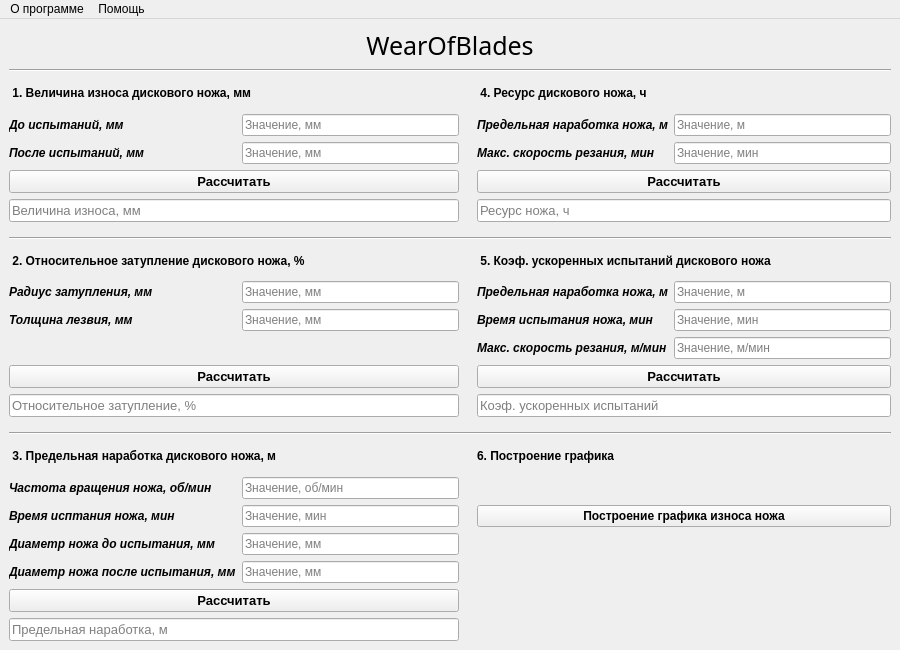
Qt form templates/wear_of_blades.ui (Darius1223/wear-off-blades) before a commit.
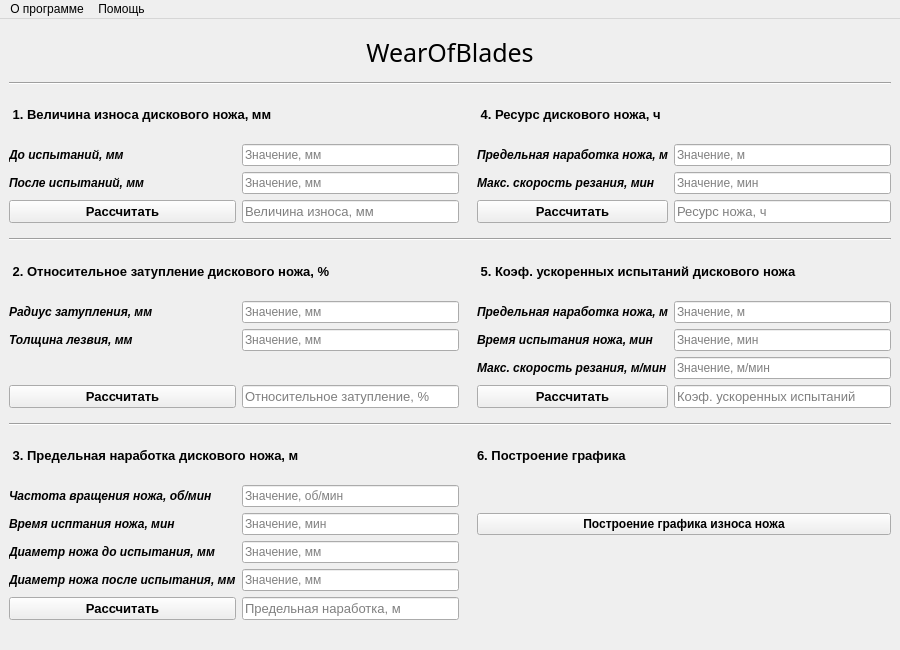
The same form after that commit. Icons and pictures are not drawn.

```diff
--- a/templates/wear_of_blades.ui
+++ b/templates/wear_of_blades.ui
@@ -37,30 +37,14 @@
     <string notr="true"/>
    </property>
    <layout class="QGridLayout" name="gridLayout">
-    <item row="5" column="4" colspan="2">
-     <widget class="QPushButton" name="fourth_pushButton">
-      <property name="font">
-       <font>
-        <pointsize>10</pointsize>
-        <weight>75</weight>
-        <bold>true</bold>
-       </font>
-      </property>
-      <property name="cursor">
-       <cursorShape>PointingHandCursor</cursorShape>
-      </property>
-      <property name="styleSheet">
-       <string notr="true"/>
-      </property>
-      <property name="text">
-       <string>Рассчитать</string>
-      </property>
-     </widget>
-    </item>
+    <property name="bottomMargin">
+     <number>30</number>
+    </property>
     <item row="4" column="4">
      <widget class="QLabel" name="fourth_name2">
       <property name="font">
        <font>
+        <family>Arial</family>
         <weight>75</weight>
         <italic>true</italic>
         <bold>true</bold>
@@ -93,26 +77,6 @@
       </property>
      </widget>
     </item>
-    <item row="14" column="4" colspan="2">
-     <widget class="QLineEdit" name="fifth_lineEdit4">
-      <property name="font">
-       <font>
-        <pointsize>10</pointsize>
-        <weight>50</weight>
-        <bold>false</bold>
-       </font>
-      </property>
-      <property name="focusPolicy">
-       <enum>Qt::StrongFocus</enum>
-      </property>
-      <property name="placeholderText">
-       <string>Коэф. ускоренных испытаний</string>
-      </property>
-      <property name="clearButtonEnabled">
-       <bool>true</bool>
-      </property>
-     </widget>
-    </item>
     <item row="0" column="0" colspan="6">
      <widget class="QLabel" name="label_2">
       <property name="font">
@@ -145,11 +109,14 @@
       </property>
      </widget>
     </item>
-    <item row="20" column="0">
+    <item row="21" column="0">
      <widget class="QLabel" name="third_name3">
       <property name="font">
        <font>
+        <family>Arial</family>
+        <weight>50</weight>
         <italic>true</italic>
+        <bold>false</bold>
        </font>
       </property>
       <property name="text">
@@ -157,11 +124,14 @@
       </property>
      </widget>
     </item>
-    <item row="19" column="0">
+    <item row="20" column="0">
      <widget class="QLabel" name="third_name2">
       <property name="font">
        <font>
+        <family>Arial</family>
+        <weight>50</weight>
         <italic>true</italic>
+        <bold>false</bold>
        </font>
       </property>
       <property name="text">
@@ -180,6 +150,7 @@
      <widget class="QLabel" name="fifth_name3">
       <property name="font">
        <font>
+        <family>Arial</family>
         <weight>75</weight>
         <italic>true</italic>
         <bold>true</bold>
@@ -203,6 +174,29 @@
       </property>
      </widget>
     </item>
+    <item row="5" column="5">
+     <widget class="QLineEdit" name="fourth_lineEdit3">
+      <property name="font">
+       <font>
+        <pointsize>10</pointsize>
+        <weight>50</weight>
+        <bold>false</bold>
+       </font>
+      </property>
+      <property name="focusPolicy">
+       <enum>Qt::StrongFocus</enum>
+      </property>
+      <property name="text">
+       <string/>
+      </property>
+      <property name="placeholderText">
+       <string>Ресурс ножа, ч</string>
+      </property>
+      <property name="clearButtonEnabled">
+       <bool>true</bool>
+      </property>
+     </widget>
+    </item>
     <item row="3" column="1">
      <widget class="QLineEdit" name="first_lineEdit1">
       <property name="inputMask">
@@ -219,27 +213,7 @@
       </property>
      </widget>
     </item>
-    <item row="13" column="4" colspan="2">
-     <widget class="QPushButton" name="fifth_pushButton">
-      <property name="font">
-       <font>
-        <pointsize>10</pointsize>
-        <weight>75</weight>
-        <bold>true</bold>
-       </font>
-      </property>
-      <property name="cursor">
-       <cursorShape>PointingHandCursor</cursorShape>
-      </property>
-      <property name="styleSheet">
-       <string notr="true"/>
-      </property>
-      <property name="text">
-       <string>Рассчитать</string>
-      </property>
-     </widget>
-    </item>
-    <item row="19" column="1">
+    <item row="20" column="1">
      <widget class="QLineEdit" name="third_lineEdit2">
       <property name="placeholderText">
        <string>Значение, мин</string>
@@ -249,30 +223,11 @@
       </property>
      </widget>
     </item>
-    <item row="22" column="0" colspan="2">
-     <widget class="QPushButton" name="third_pushButton">
-      <property name="font">
-       <font>
-        <pointsize>10</pointsize>
-        <weight>75</weight>
-        <bold>true</bold>
-       </font>
-      </property>
-      <property name="cursor">
-       <cursorShape>PointingHandCursor</cursorShape>
-      </property>
-      <property name="styleSheet">
-       <string notr="true"/>
-      </property>
-      <property name="text">
-       <string>Рассчитать</string>
-      </property>
-     </widget>
-    </item>
     <item row="10" column="4">
      <widget class="QLabel" name="fifth_name1">
       <property name="font">
        <font>
+        <family>Arial</family>
         <weight>75</weight>
         <italic>true</italic>
         <bold>true</bold>
@@ -305,27 +260,7 @@
       </property>
      </widget>
     </item>
-    <item row="23" column="0" colspan="2">
-     <widget class="QLineEdit" name="third_lineEdit5">
-      <property name="font">
-       <font>
-        <pointsize>10</pointsize>
-        <weight>50</weight>
-        <bold>false</bold>
-       </font>
-      </property>
-      <property name="focusPolicy">
-       <enum>Qt::StrongFocus</enum>
-      </property>
-      <property name="placeholderText">
-       <string>Предельная наработка, м</string>
-      </property>
-      <property name="clearButtonEnabled">
-       <bool>true</bool>
-      </property>
-     </widget>
-    </item>
-    <item row="20" column="1">
+    <item row="21" column="1">
      <widget class="QLineEdit" name="third_lineEdit3">
       <property name="placeholderText">
        <string>Значение, мм</string>
@@ -339,6 +274,7 @@
      <widget class="QLabel" name="fourth_name1">
       <property name="font">
        <font>
+        <family>Arial</family>
         <weight>75</weight>
         <italic>true</italic>
         <bold>true</bold>
@@ -365,10 +301,12 @@
       </property>
      </widget>
     </item>
-    <item row="17" column="0" colspan="2">
+    <item row="18" column="0" colspan="2">
      <widget class="QLabel" name="third_title">
       <property name="font">
        <font>
+        <family>Arial</family>
+        <pointsize>10</pointsize>
         <weight>75</weight>
         <bold>true</bold>
        </font>
@@ -378,10 +316,32 @@
       </property>
      </widget>
     </item>
+    <item row="13" column="5">
+     <widget class="QLineEdit" name="fifth_lineEdit4">
+      <property name="font">
+       <font>
+        <pointsize>10</pointsize>
+        <weight>50</weight>
+        <bold>false</bold>
+       </font>
+      </property>
+      <property name="focusPolicy">
+       <enum>Qt::StrongFocus</enum>
+      </property>
+      <property name="placeholderText">
+       <string>Коэф. ускоренных испытаний</string>
+      </property>
+      <property name="clearButtonEnabled">
+       <bool>true</bool>
+      </property>
+     </widget>
+    </item>
     <item row="2" column="0" colspan="2">
      <widget class="QLabel" name="first_title">
       <property name="font">
        <font>
+        <family>Arial</family>
+        <pointsize>10</pointsize>
         <weight>75</weight>
         <bold>true</bold>
        </font>
@@ -391,8 +351,8 @@
       </property>
      </widget>
     </item>
-    <item row="6" column="4" colspan="2">
-     <widget class="QLineEdit" name="fourth_lineEdit3">
+    <item row="13" column="1">
+     <widget class="QLineEdit" name="second_lineEdit3">
       <property name="font">
        <font>
         <pointsize>10</pointsize>
@@ -403,11 +363,8 @@
       <property name="focusPolicy">
        <enum>Qt::StrongFocus</enum>
       </property>
-      <property name="text">
-       <string/>
-      </property>
       <property name="placeholderText">
-       <string>Ресурс ножа, ч</string>
+       <string>Относительное затупление, %</string>
       </property>
       <property name="clearButtonEnabled">
        <bool>true</bool>
@@ -421,7 +378,27 @@
       </property>
      </widget>
     </item>
-    <item row="21" column="1">
+    <item row="5" column="4">
+     <widget class="QPushButton" name="fourth_pushButton">
+      <property name="font">
+       <font>
+        <pointsize>10</pointsize>
+        <weight>75</weight>
+        <bold>true</bold>
+       </font>
+      </property>
+      <property name="cursor">
+       <cursorShape>PointingHandCursor</cursorShape>
+      </property>
+      <property name="styleSheet">
+       <string notr="true"/>
+      </property>
+      <property name="text">
+       <string>Рассчитать</string>
+      </property>
+     </widget>
+    </item>
+    <item row="22" column="1">
      <widget class="QLineEdit" name="third_lineEdit4">
       <property name="placeholderText">
        <string>Значение, мм</string>
@@ -435,7 +412,11 @@
      <widget class="QLabel" name="first_name2">
       <property name="font">
        <font>
+        <family>Arial</family>
+        <weight>75</weight>
         <italic>true</italic>
+        <bold>true</bold>
+        <kerning>true</kerning>
        </font>
       </property>
       <property name="text">
@@ -443,7 +424,14 @@
       </property>
      </widget>
     </item>
-    <item row="18" column="1">
+    <item row="1" column="0" colspan="6">
+     <widget class="Line" name="line_4">
+      <property name="orientation">
+       <enum>Qt::Horizontal</enum>
+      </property>
+     </widget>
+    </item>
+    <item row="19" column="1">
      <widget class="QLineEdit" name="third_lineEdit1">
       <property name="inputMask">
        <string notr="true"/>
@@ -459,26 +447,6 @@
       </property>
      </widget>
     </item>
-    <item row="5" column="0" colspan="2">
-     <widget class="QPushButton" name="first_pushButton">
-      <property name="font">
-       <font>
-        <pointsize>10</pointsize>
-        <weight>75</weight>
-        <bold>true</bold>
-       </font>
-      </property>
-      <property name="cursor">
-       <cursorShape>PointingHandCursor</cursorShape>
-      </property>
-      <property name="styleSheet">
-       <string notr="true"/>
-      </property>
-      <property name="text">
-       <string>Рассчитать</string>
-      </property>
-     </widget>
-    </item>
     <item row="11" column="5">
      <widget class="QLineEdit" name="fifth_lineEdit2">
       <property name="placeholderText">
@@ -489,10 +457,31 @@
       </property>
      </widget>
     </item>
-    <item row="18" column="0">
+    <item row="23" column="1">
+     <widget class="QLineEdit" name="third_lineEdit5">
+      <property name="font">
+       <font>
+        <pointsize>10</pointsize>
+        <weight>50</weight>
+        <bold>false</bold>
+       </font>
+      </property>
+      <property name="focusPolicy">
+       <enum>Qt::StrongFocus</enum>
+      </property>
+      <property name="placeholderText">
+       <string>Предельная наработка, м</string>
+      </property>
+      <property name="clearButtonEnabled">
+       <bool>true</bool>
+      </property>
+     </widget>
+    </item>
+    <item row="19" column="0">
      <widget class="QLabel" name="third_name1">
       <property name="font">
        <font>
+        <family>Arial</family>
         <weight>75</weight>
         <italic>true</italic>
         <bold>true</bold>
@@ -513,6 +502,7 @@
      <widget class="QLabel" name="fifth_name2">
       <property name="font">
        <font>
+        <family>Arial</family>
         <weight>75</weight>
         <italic>true</italic>
         <bold>true</bold>
@@ -533,9 +523,11 @@
      <widget class="QLabel" name="first_name1">
       <property name="font">
        <font>
+        <family>Arial</family>
         <weight>75</weight>
         <italic>true</italic>
         <bold>true</bold>
+        <kerning>true</kerning>
        </font>
       </property>
       <property name="frameShadow">
@@ -549,10 +541,12 @@
       </property>
      </widget>
     </item>
-    <item row="17" column="4" colspan="2">
+    <item row="18" column="4" colspan="2">
      <widget class="QLabel" name="label">
       <property name="font">
        <font>
+        <family>Arial</family>
+        <pointsize>10</pointsize>
         <weight>75</weight>
         <bold>true</bold>
        </font>
@@ -572,26 +566,6 @@
       </property>
      </widget>
     </item>
-    <item row="6" column="0" colspan="2">
-     <widget class="QLineEdit" name="first_lineEdit3">
-      <property name="font">
-       <font>
-        <pointsize>10</pointsize>
-        <weight>50</weight>
-        <bold>false</bold>
-       </font>
-      </property>
-      <property name="focusPolicy">
-       <enum>Qt::StrongFocus</enum>
-      </property>
-      <property name="placeholderText">
-       <string>Величина износа, мм</string>
-      </property>
-      <property name="clearButtonEnabled">
-       <bool>true</bool>
-      </property>
-     </widget>
-    </item>
     <item row="4" column="5">
      <widget class="QLineEdit" name="fourth_lineEdit2">
       <property name="placeholderText">
@@ -602,7 +576,7 @@
       </property>
      </widget>
     </item>
-    <item row="18" column="4" rowspan="3" colspan="2">
+    <item row="19" column="4" rowspan="3" colspan="2">
      <widget class="QPushButton" name="start_plot_push_button">
       <property name="font">
        <font>
@@ -625,6 +599,7 @@
      <widget class="QLabel" name="second_name1">
       <property name="font">
        <font>
+        <family>Arial</family>
         <weight>75</weight>
         <italic>true</italic>
         <bold>true</bold>
@@ -645,6 +620,7 @@
      <widget class="QLabel" name="second_name2">
       <property name="font">
        <font>
+        <family>Arial</family>
         <weight>75</weight>
         <italic>true</italic>
         <bold>true</bold>
@@ -661,10 +637,32 @@
       </property>
      </widget>
     </item>
+    <item row="13" column="4">
+     <widget class="QPushButton" name="fifth_pushButton">
+      <property name="font">
+       <font>
+        <pointsize>10</pointsize>
+        <weight>75</weight>
+        <bold>true</bold>
+       </font>
+      </property>
+      <property name="cursor">
+       <cursorShape>PointingHandCursor</cursorShape>
+      </property>
+      <property name="styleSheet">
+       <string notr="true"/>
+      </property>
+      <property name="text">
+       <string>Рассчитать</string>
+      </property>
+     </widget>
+    </item>
     <item row="9" column="0" colspan="2">
      <widget class="QLabel" name="second_title">
       <property name="font">
        <font>
+        <family>Arial</family>
+        <pointsize>10</pointsize>
         <weight>75</weight>
         <bold>true</bold>
        </font>
@@ -674,6 +672,66 @@
       </property>
      </widget>
     </item>
+    <item row="5" column="1">
+     <widget class="QLineEdit" name="first_lineEdit3">
+      <property name="font">
+       <font>
+        <pointsize>10</pointsize>
+        <weight>50</weight>
+        <bold>false</bold>
+       </font>
+      </property>
+      <property name="focusPolicy">
+       <enum>Qt::StrongFocus</enum>
+      </property>
+      <property name="placeholderText">
+       <string>Величина износа, мм</string>
+      </property>
+      <property name="clearButtonEnabled">
+       <bool>true</bool>
+      </property>
+     </widget>
+    </item>
+    <item row="23" column="0">
+     <widget class="QPushButton" name="third_pushButton">
+      <property name="font">
+       <font>
+        <pointsize>10</pointsize>
+        <weight>75</weight>
+        <bold>true</bold>
+       </font>
+      </property>
+      <property name="cursor">
+       <cursorShape>PointingHandCursor</cursorShape>
+      </property>
+      <property name="styleSheet">
+       <string notr="true"/>
+      </property>
+      <property name="text">
+       <string>Рассчитать</string>
+      </property>
+     </widget>
+    </item>
+    <item row="13" column="0">
+     <widget class="QPushButton" name="second_pushButton">
+      <property name="font">
+       <font>
+        <pointsize>10</pointsize>
+        <weight>75</weight>
+        <bold>true</bold>
+       </font>
+      </property>
+      <property name="cursor">
+       <cursorShape>PointingHandCursor</cursorShape>
+      </property>
+      <property name="styleSheet">
+       <string notr="true"/>
+      </property>
+      <property name="text">
+       <string>Рассчитать</string>
+      </property>
+     </widget>
+    </item>
     <item row="15" column="3">
      <widget class="Line" name="second_line">
       <property name="orientation">
@@ -681,11 +739,14 @@
       </property>
      </widget>
     </item>
-    <item row="21" column="0">
+    <item row="22" column="0">
      <widget class="QLabel" name="third_name4">
       <property name="font">
        <font>
+        <family>Arial</family>
+        <weight>50</weight>
         <italic>true</italic>
+        <bold>false</bold>
        </font>
       </property>
       <property name="text">
@@ -707,6 +768,8 @@
      <widget class="QLabel" name="fifth_title">
       <property name="font">
        <font>
+        <family>Arial</family>
+        <pointsize>10</pointsize>
         <weight>75</weight>
         <bold>true</bold>
        </font>
@@ -716,10 +779,32 @@
       </property>
      </widget>
     </item>
+    <item row="5" column="0">
+     <widget class="QPushButton" name="first_pushButton">
+      <property name="font">
+       <font>
+        <pointsize>10</pointsize>
+        <weight>75</weight>
+        <bold>true</bold>
+       </font>
+      </property>
+      <property name="cursor">
+       <cursorShape>PointingHandCursor</cursorShape>
+      </property>
+      <property name="styleSheet">
+       <string notr="true"/>
+      </property>
+      <property name="text">
+       <string>Рассчитать</string>
+      </property>
+     </widget>
+    </item>
     <item row="2" column="4" colspan="2">
      <widget class="QLabel" name="fourth_title">
       <property name="font">
        <font>
+        <family>Arial</family>
+        <pointsize>10</pointsize>
         <weight>75</weight>
         <bold>true</bold>
        </font>
@@ -729,53 +814,6 @@
       </property>
      </widget>
     </item>
-    <item row="14" column="0" colspan="2">
-     <widget class="QLineEdit" name="second_lineEdit3">
-      <property name="font">
-       <font>
-        <pointsize>10</pointsize>
-        <weight>50</weight>
-        <bold>false</bold>
-       </font>
-      </property>
-      <property name="focusPolicy">
-       <enum>Qt::StrongFocus</enum>
-      </property>
-      <property name="placeholderText">
-       <string>Относительное затупление, %</string>
-      </property>
-      <property name="clearButtonEnabled">
-       <bool>true</bool>
-      </property>
-     </widget>
-    </item>
-    <item row="1" column="0" colspan="6">
-     <widget class="Line" name="line_4">
-      <property name="orientation">
-       <enum>Qt::Horizontal</enum>
-      </property>
-     </widget>
-    </item>
-    <item row="13" column="0" colspan="2">
-     <widget class="QPushButton" name="second_pushButton">
-      <property name="font">
-       <font>
-        <pointsize>10</pointsize>
-        <weight>75</weight>
-        <bold>true</bold>
-       </font>
-      </property>
-      <property name="cursor">
-       <cursorShape>PointingHandCursor</cursorShape>
-      </property>
-      <property name="styleSheet">
-       <string notr="true"/>
-      </property>
-      <property name="text">
-       <string>Рассчитать</string>
-      </property>
-     </widget>
-    </item>
    </layout>
   </widget>
   <widget class="QMenuBar" name="menuBar">
```
Left out of the diff: 3 changed lines with no effect on the pictures.
